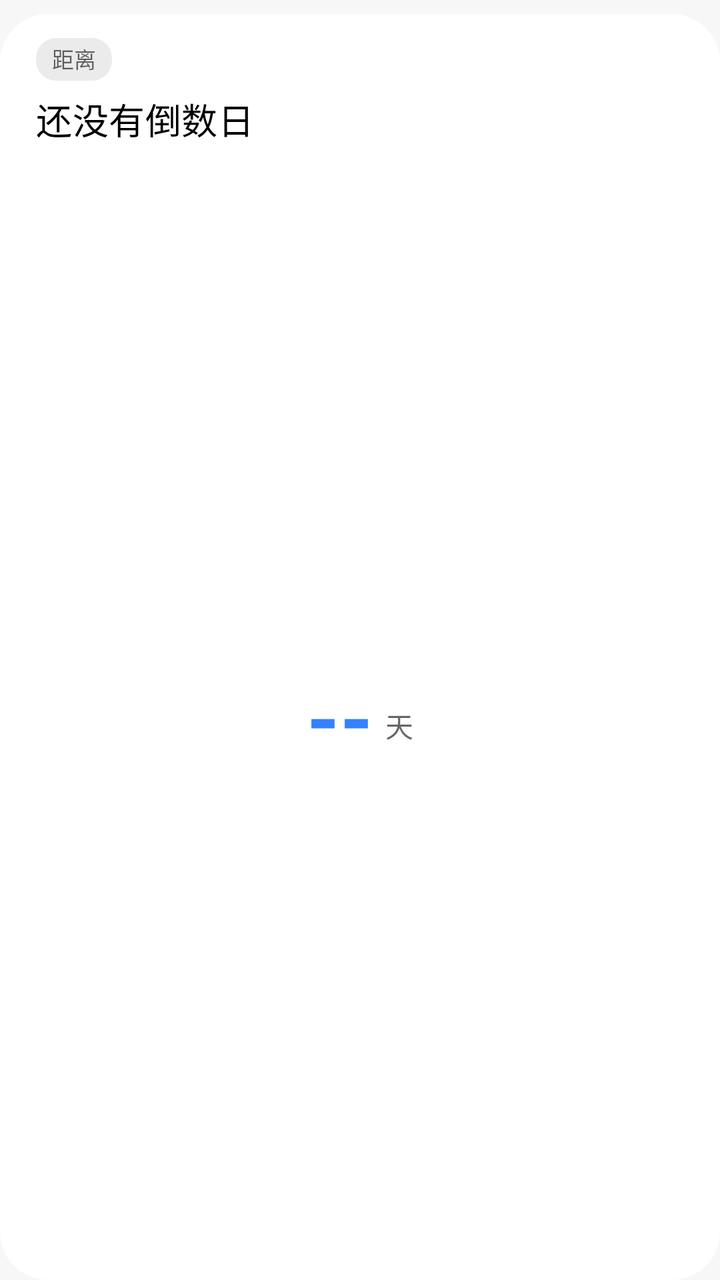
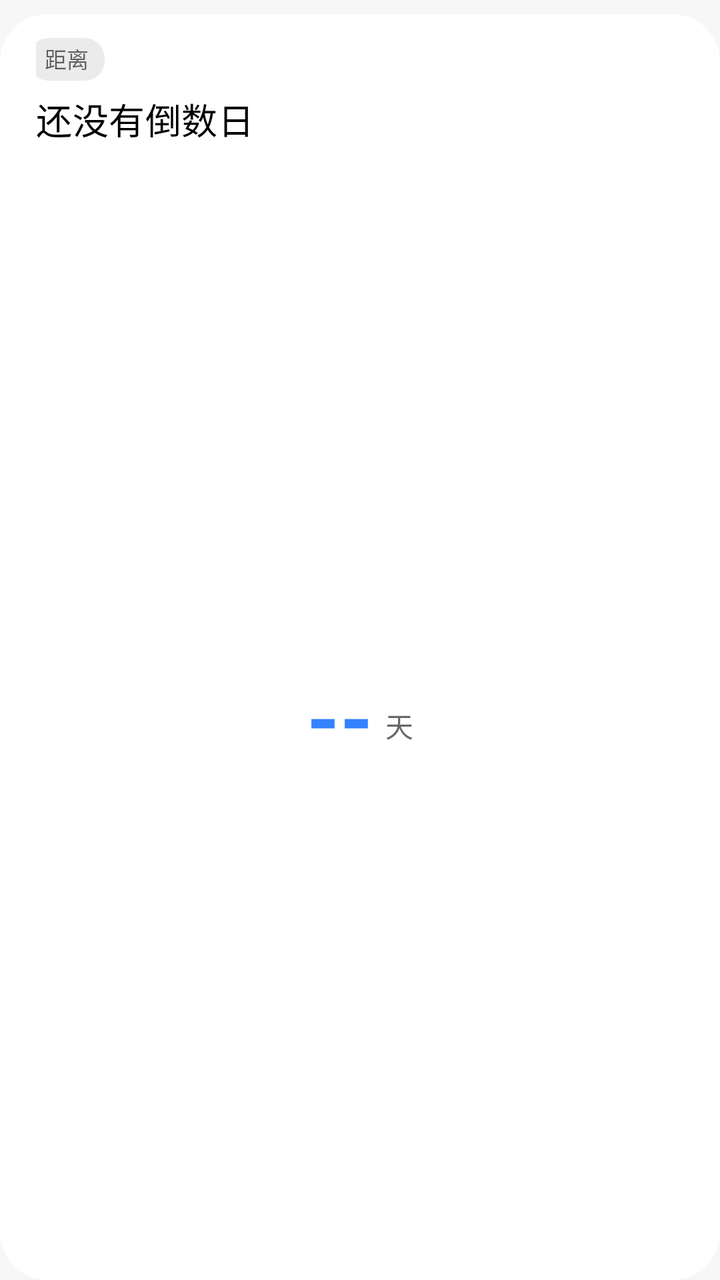

The first picture is an Android layout as it rendered before a commit; the second is the same layout after the commit. The layout source and the unified diff follow.
<!-- AndroidManifest.xml: application theme Theme.HyperMatter -->
<!-- res/layout/widget_card.xml -->
<?xml version="1.0" encoding="utf-8"?>
<LinearLayout xmlns:android="http://schemas.android.com/apk/res/android"
    android:id="@+id/widget_root"
    android:layout_width="match_parent"
    android:layout_height="match_parent"
    android:gravity="center_horizontal"
    android:orientation="vertical">

    <LinearLayout
        android:id="@+id/widget_card_box"
        android:layout_width="match_parent"
        android:layout_height="match_parent"
        android:layout_marginTop="7dp"
        android:background="@drawable/widget_bg"
        android:orientation="vertical"
        android:paddingStart="18dp"
        android:paddingTop="12dp"
        android:paddingEnd="18dp"
        android:paddingBottom="10dp">

        <TextView
            android:id="@+id/widget_tag"
            android:layout_width="wrap_content"
            android:layout_height="wrap_content"
            android:background="@drawable/widget_tag_bg"
            android:paddingStart="8dp"
            android:paddingTop="2dp"
            android:paddingEnd="8dp"
            android:paddingBottom="3dp"
            android:text="距离"
            android:textColor="@color/widget_text_secondary"
            android:textSize="11sp" />

        <TextView
            android:id="@+id/widget_title"
            android:layout_width="match_parent"
            android:layout_height="wrap_content"
            android:layout_marginTop="6dp"
            android:ellipsize="end"
            android:fontFamily="sans-serif-medium"
            android:letterSpacing="0.01"
            android:maxLines="1"
            android:text="@string/widget_empty_title"
            android:textColor="@color/widget_text_primary"
            android:textSize="18sp" />

        <TextView
            android:id="@+id/widget_date"
            android:layout_width="match_parent"
            android:layout_height="wrap_content"
            android:layout_marginTop="2dp"
            android:ellipsize="end"
            android:maxLines="1"
            android:text=""
            android:textColor="@color/widget_text_secondary"
            android:textSize="12sp" />

        
        <TextView
            android:layout_width="match_parent"
            android:layout_height="0dp"
            android:layout_weight="1"
            android:text="" />

        <LinearLayout
            android:layout_width="wrap_content"
            android:layout_height="wrap_content"
            android:layout_gravity="center_horizontal"
            android:gravity="bottom"
            android:orientation="horizontal">

            <TextView
                android:id="@+id/widget_days"
                android:layout_width="wrap_content"
                android:layout_height="wrap_content"
                android:fontFamily="sans-serif"
                android:includeFontPadding="false"
                android:text="--"
                android:textColor="@color/widget_accent"
                android:textSize="42sp"
                android:textStyle="bold" />

            <TextView
                android:id="@+id/widget_days_unit"
                android:layout_width="wrap_content"
                android:layout_height="wrap_content"
                android:layout_marginStart="6dp"
                android:layout_marginBottom="6dp"
                android:text="天"
                android:textColor="@color/widget_text_secondary"
                android:textSize="14sp" />
        </LinearLayout>

        <TextView
            android:layout_width="match_parent"
            android:layout_height="0dp"
            android:layout_weight="1"
            android:text="" />
    </LinearLayout>
</LinearLayout>
<!-- resources referenced by this layout -->
<resources>
  <color name="widget_accent">#FF3482FF</color>
  <color name="widget_text_primary">#FF000000</color>
  <color name="widget_text_secondary">#99000000</color>
  <!-- drawable widget_bg (drawable) -->
  <?xml version="1.0" encoding="utf-8"?>
  <shape xmlns:android="http://schemas.android.com/apk/res/android">
      <solid android:color="@color/widget_bg" />
      <corners android:radius="24dp" />
  </shape>
  <!-- drawable widget_tag_bg (drawable) -->
  <?xml version="1.0" encoding="utf-8"?>
  <shape xmlns:android="http://schemas.android.com/apk/res/android"
      android:shape="rectangle">
      <solid android:color="@color/widget_tag_bg" />
      <corners android:radius="10dp" />
  </shape>
  <string name="widget_empty_title">还没有倒数日</string>
  <style name="Theme.HyperMatter" parent="android:Theme.Material.NoActionBar">
          <item name="android:statusBarColor">@android:color/transparent</item>
          <item name="android:windowLightStatusBar">true</item>
          <item name="android:navigationBarColor">@android:color/transparent</item>
          
          <item name="android:windowBackground">#FFF7F7F7</item>
          <item name="android:windowSplashScreenBackground">#FFF7F7F7</item>
      </style>
  <color name="widget_bg">#FFFFFFFF</color>
  <color name="widget_tag_bg">#14000000</color>
</resources>

<!-- the commit's change to res/layout/widget_card.xml (unified diff, before → after) -->
@@ -22,6 +22,7 @@
             android:id="@+id/widget_tag"
             android:layout_width="wrap_content"
             android:layout_height="wrap_content"
+            android:layout_marginStart="-4dp"
             android:background="@drawable/widget_tag_bg"
             android:paddingStart="8dp"
             android:paddingTop="2dp"
